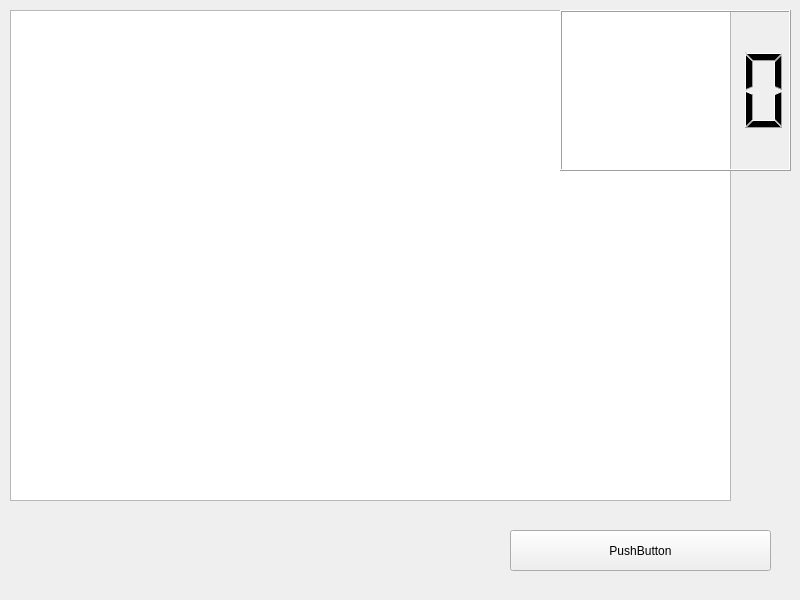
Above: main.ui from Venithbert/qt-practice before the change. Below: the same form after it.
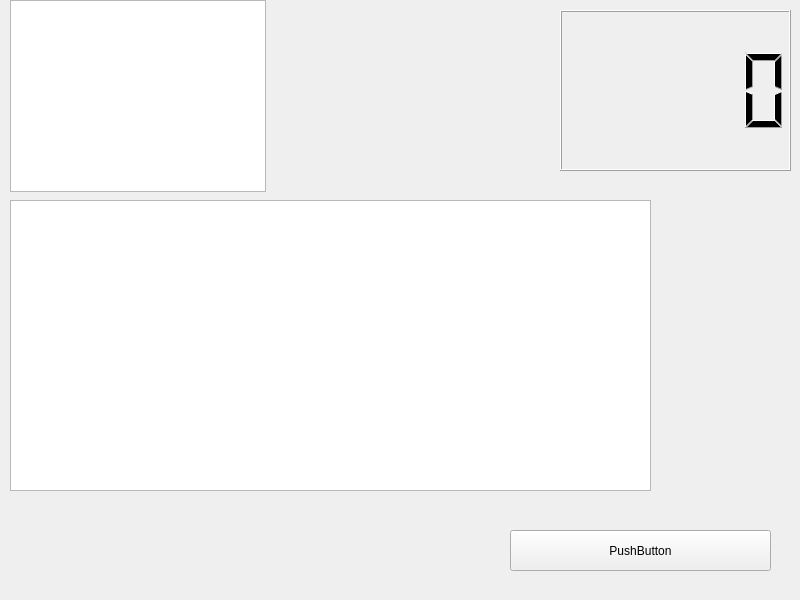
That is the form after the change.

What changed in the file:
```diff
--- a/main.ui
+++ b/main.ui
@@ -27,9 +27,9 @@
    <property name="geometry">
     <rect>
      <x>10</x>
-     <y>10</y>
-     <width>721</width>
-     <height>491</height>
+     <y>200</y>
+     <width>641</width>
+     <height>291</height>
     </rect>
    </property>
   </widget>
@@ -46,6 +46,16 @@
     <string>PushButton</string>
    </property>
   </widget>
+  <widget class="QListWidget" name="listWidget">
+   <property name="geometry">
+    <rect>
+     <x>10</x>
+     <y>0</y>
+     <width>256</width>
+     <height>192</height>
+    </rect>
+   </property>
+  </widget>
   <zorder>textEdit</zorder>
   <zorder>lcdNumber</zorder>
   <zorder>pushButton</zorder>
```
Left out of the diff: 1 changed line with no effect on the pictures.
